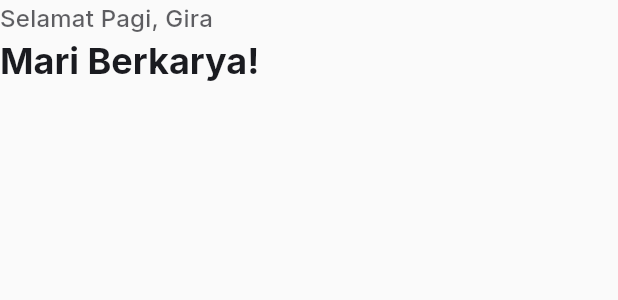
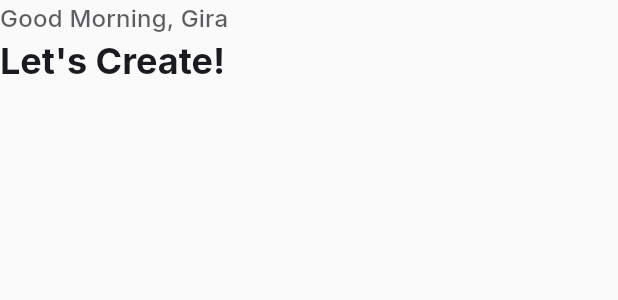
Before and after one commit to 01-Gira/project-box, a Flutter app: the HomeHeader widget shown alone on an empty page, opened directly, on a phone screen of 412 x 824 dp. Shown: the top 300 px of the screen. Run offline on Flutter 3.47's test engine with Material 3 defaults, Android fonts, the phone set to English and light mode, and no system bars; our stand-ins replace carousel_slider, dartz, dotted_border, equatable, flutter_bloc, get_it and 4 more; accounts and stored records are empty; network calls fail.

Commit message:
localize hard coded strings

```diff
--- a/lib/presentation/widgets/home_header.dart
+++ b/lib/presentation/widgets/home_header.dart
@@ -1,3 +1,4 @@
+import 'package:core/l10n/app_localizations.dart';
 import 'package:flutter/material.dart';
 // Tidak perlu 'package:flutter/widgets.dart'; karena sudah termasuk di material.dart
 
@@ -6,19 +7,19 @@ class HomeHeader extends StatelessWidget {
 
   // Fungsi untuk mendapatkan sapaan dinamis kita pindahkan ke sini
   // agar widget ini mandiri.
-  String _getGreeting() {
+  String _getGreeting(AppLocalizations l10n) {
     final hour = DateTime.now().hour;
     if (hour < 11) {
-      return 'Selamat Pagi,';
+      return l10n.goodMorning;
     }
     if (hour < 15) {
-      return 'Selamat Siang,';
+      return l10n.goodAfternoon;
     }
     if (hour < 19) {
       // Waktu WIB saat ini adalah 16:54, jadi ini yang akan tampil
-      return 'Selamat Sore,';
+      return l10n.goodEvening;
     }
-    return 'Selamat Malam,';
+    return l10n.goodNight;
   }
 
   @override
@@ -26,18 +27,19 @@ class HomeHeader extends StatelessWidget {
     // Mengambil data tema dari context untuk konsistensi
     final textTheme = Theme.of(context).textTheme;
     final colorScheme = Theme.of(context).colorScheme;
+    final l10n = AppLocalizations.of(context)!;
 
     return Column(
       crossAxisAlignment: CrossAxisAlignment.start,
       children: [
         Text(
-          '${_getGreeting()} Gira', // Menggunakan fungsi sapaan dinamis
+          '${_getGreeting(l10n)} Gira', // Menggunakan fungsi sapaan dinamis
           style: textTheme.titleMedium?.copyWith(
             color: colorScheme.onSurface.withOpacity(0.7), // Warna yang adaptif
           ),
         ),
         Text(
-          'Mari Berkarya!', // Anda bisa mengganti dengan nama pengguna
+          l10n.homeTagline, // Anda bisa mengganti dengan nama pengguna
           style: textTheme.headlineSmall?.copyWith(
             fontWeight: FontWeight.bold,
             color: colorScheme
--- a/lib/presentation/widgets/next_task_section.dart
+++ b/lib/presentation/widgets/next_task_section.dart
@@ -35,7 +35,9 @@ class NextTaskSection extends StatelessWidget {
                   case RequestState.error:
                     return Center(
                       child: Text(
-                        'Gagal memuat proyek: ${state.message}',
+                        AppLocalizations.of(
+                          context,
+                        )!.failedToLoadProjects(state.message ?? ''),
                         style: const TextStyle(color: Colors.red),
                       ),
                     );
@@ -88,7 +90,7 @@ class NextTaskSection extends StatelessWidget {
         style: const TextStyle(fontWeight: FontWeight.w500),
       ),
       subtitle: Text(
-        'dari: $projectName',
+        AppLocalizations.of(context)!.fromProject(projectName),
         style: TextStyle(color: Colors.grey[600], fontSize: 12),
       ),
       trailing: IconButton(
--- a/lib/presentation/widgets/recent_projects.dart
+++ b/lib/presentation/widgets/recent_projects.dart
@@ -69,7 +69,9 @@ class RecentProjectsSection extends StatelessWidget {
                 case RequestState.error:
                   return Center(
                     child: Text(
-                      'Gagal memuat proyek: ${state.message}',
+                      AppLocalizations.of(
+                        context,
+                      )!.failedToLoadProjects(state.message ?? ''),
                       style: const TextStyle(color: Colors.red),
                     ),
                   );
--- a/packages/core/lib/l10n/app_en.arb
+++ b/packages/core/lib/l10n/app_en.arb
@@ -5,6 +5,29 @@
     "recentProjects" : "Recent Projects",
     "seeAll" : "See All",
     "nextTask" : "Next Task",
+
+    "ad" : "Ad",
+    "goodMorning" : "Good Morning,",
+    "goodAfternoon" : "Good Afternoon,",
+    "goodEvening" : "Good Evening,",
+    "goodNight" : "Good Night,",
+    "homeTagline" : "Let's Create!",
+    "failedToLoadProjects" : "Failed to load projects: {error}",
+    "@failedToLoadProjects": {
+        "placeholders": {
+            "error": {
+                "type": "String"
+            }
+        }
+    },
+    "fromProject" : "from: {projectName}",
+    "@fromProject": {
+        "placeholders": {
+            "projectName": {
+                "type": "String"
+            }
+        }
+    },
 
     "task" : "Task",
     "log" : "Log",
--- a/packages/core/lib/l10n/app_localizations.dart
+++ b/packages/core/lib/l10n/app_localizations.dart
@@ -133,6 +133,54 @@ abstract class AppLocalizations {
   /// In en, this message translates to:
   /// **'Next Task'**
   String get nextTask;
+
+  /// No description provided for @ad.
+  ///
+  /// In en, this message translates to:
+  /// **'Ad'**
+  String get ad;
+
+  /// No description provided for @goodMorning.
+  ///
+  /// In en, this message translates to:
+  /// **'Good Morning,'**
+  String get goodMorning;
+
+  /// No description provided for @goodAfternoon.
+  ///
+  /// In en, this message translates to:
+  /// **'Good Afternoon,'**
+  String get goodAfternoon;
+
+  /// No description provided for @goodEvening.
+  ///
+  /// In en, this message translates to:
+  /// **'Good Evening,'**
+  String get goodEvening;
+
+  /// No description provided for @goodNight.
+  ///
+  /// In en, this message translates to:
+  /// **'Good Night,'**
+  String get goodNight;
+
+  /// No description provided for @homeTagline.
+  ///
+  /// In en, this message translates to:
+  /// **'Let\'s Create!'**
+  String get homeTagline;
+
+  /// No description provided for @failedToLoadProjects.
+  ///
+  /// In en, this message translates to:
+  /// **'Failed to load projects: {error}'**
+  String failedToLoadProjects(String error);
+
+  /// No description provided for @fromProject.
+  ///
+  /// In en, this message translates to:
+  /// **'from: {projectName}'**
+  String fromProject(String projectName);
 
   /// No description provided for @task.
   ///
--- a/packages/core/lib/l10n/app_localizations_en.dart
+++ b/packages/core/lib/l10n/app_localizations_en.dart
@@ -25,6 +25,34 @@ class AppLocalizationsEn extends AppLocalizations {
 
   @override
   String get nextTask => 'Next Task';
+
+  @override
+  String get ad => 'Ad';
+
+  @override
+  String get goodMorning => 'Good Morning,';
+
+  @override
+  String get goodAfternoon => 'Good Afternoon,';
+
+  @override
+  String get goodEvening => 'Good Evening,';
+
+  @override
+  String get goodNight => 'Good Night,';
+
+  @override
+  String get homeTagline => 'Let\'s Create!';
+
+  @override
+  String failedToLoadProjects(String error) {
+    return 'Failed to load projects: $error';
+  }
+
+  @override
+  String fromProject(String projectName) {
+    return 'from: $projectName';
+  }
 
   @override
   String get task => 'Task';
```
Also changed, not shown: lib/presentation/widgets/banner_images.dart (+5 -4 lines), packages/core/lib/l10n/app_id.arb (+23 -0 lines), packages/core/lib/l10n/app_localizations_id.dart (+28 -0 lines), 1 other file.
